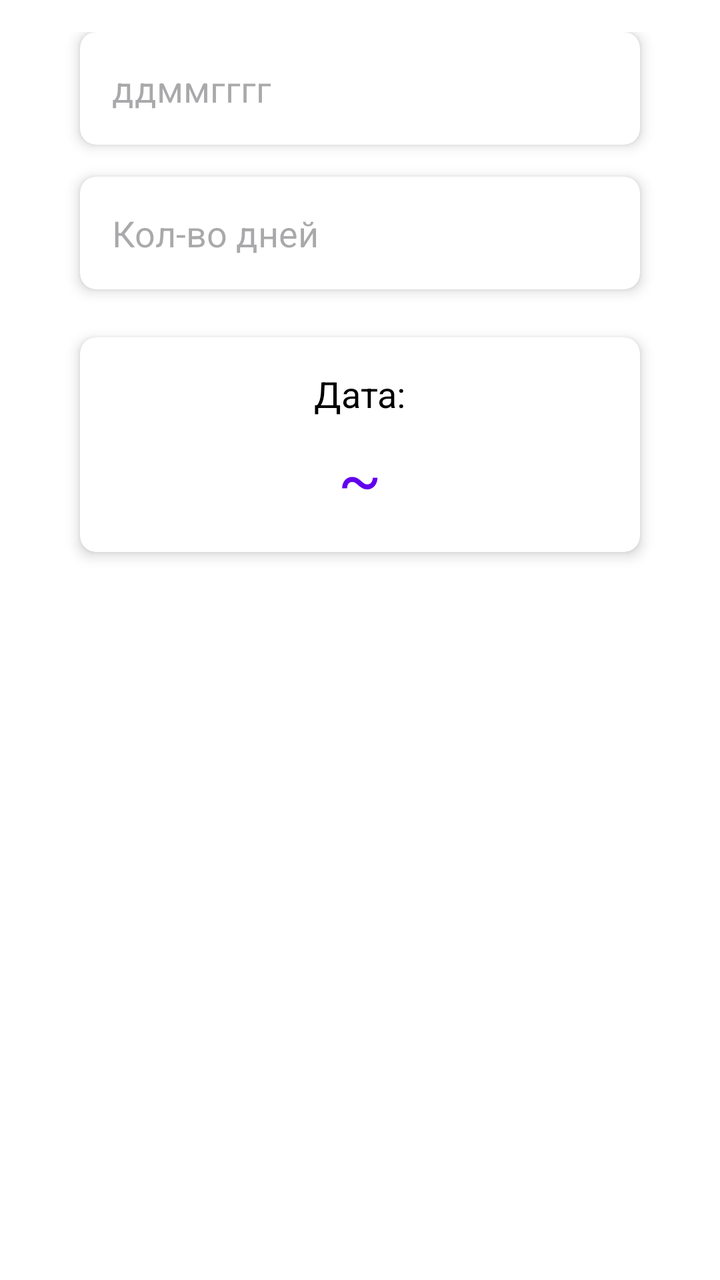
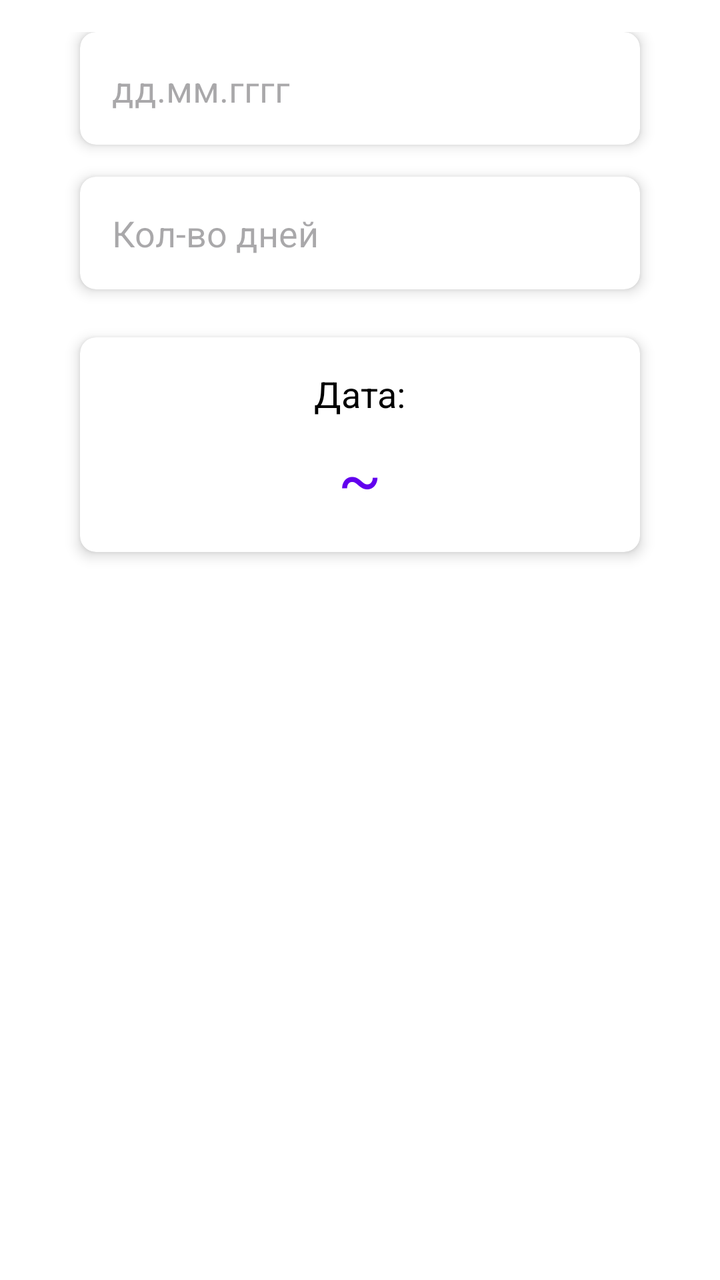

The first picture is an Android layout as it rendered before a commit; the second is the same layout after the commit. The layout source and the unified diff follow.
<!-- AndroidManifest.xml: application theme Theme.Dategap -->
<!-- res/layout/fragment_calc_date.xml -->
<?xml version="1.0" encoding="utf-8"?>
<androidx.constraintlayout.widget.ConstraintLayout xmlns:android="http://schemas.android.com/apk/res/android"
    android:layout_width="match_parent"
    android:layout_height="match_parent"
    xmlns:app="http://schemas.android.com/apk/res-auto">

    <LinearLayout
        android:id="@+id/linearLayout"
        android:layout_width="match_parent"
        android:layout_height="match_parent"
        android:background="@color/white"
        android:orientation="vertical"
        android:padding="16dp"
        android:visibility="visible">

        <androidx.cardview.widget.CardView
            app:cardBackgroundColor="@color/white"
            app:cardCornerRadius="8dp"
            app:cardElevation="4dp"
            android:layout_width="match_parent"
            android:layout_height="wrap_content"
            android:layout_marginStart="24dp"
            android:layout_marginEnd="24dp"
            android:layout_marginBottom="16dp">

            <LinearLayout
                android:layout_width="match_parent"
                android:layout_height="wrap_content"
                android:orientation="horizontal"
                android:padding="16dp">

                <EditText
                    android:id="@+id/edit_base_date"
                    android:layout_width="0dp"
                    android:layout_height="wrap_content"
                    android:layout_weight="1"
                    android:background="@null"
                    android:backgroundTint="@color/purple_500"
                    android:hint="ддммгггг"
                    android:inputType="number"
                    android:textSize="18sp" />
            </LinearLayout>
        </androidx.cardview.widget.CardView>

        <androidx.cardview.widget.CardView
            app:cardBackgroundColor="@color/white"
            app:cardCornerRadius="8dp"
            app:cardElevation="4dp"
            android:layout_width="match_parent"
            android:layout_height="wrap_content"
            android:layout_marginStart="24dp"
            android:layout_marginEnd="24dp"
            android:layout_marginBottom="24dp">

            <LinearLayout
                android:layout_width="match_parent"
                android:layout_height="wrap_content"
                android:orientation="horizontal"
                android:padding="16dp">

                <EditText
                    android:id="@+id/edit_count_day"
                    android:layout_width="0dp"
                    android:layout_height="wrap_content"
                    android:layout_weight="1"
                    android:background="@null"
                    android:backgroundTint="@color/purple_500"
                    android:hint="Кол-во дней"
                    android:inputType="number"
                    android:textSize="18sp" />
            </LinearLayout>
        </androidx.cardview.widget.CardView>

        <androidx.cardview.widget.CardView
            app:cardBackgroundColor="@color/white"
            app:cardCornerRadius="8dp"
            app:cardElevation="4dp"
            android:layout_width="match_parent"
            android:layout_height="wrap_content"
            android:layout_marginStart="24dp"
            android:layout_marginEnd="24dp"
            android:layout_marginBottom="24dp">

            <LinearLayout
                android:layout_width="match_parent"
                android:layout_height="wrap_content"
                android:gravity="center"
                android:orientation="vertical"
                android:padding="16dp">

                <TextView
                    android:id="@+id/text_calc_day"
                    android:layout_width="wrap_content"
                    android:layout_height="wrap_content"
                    android:layout_marginBottom="8dp"
                    android:text="Дата:"
                    android:textColor="@color/black"
                    android:textSize="18sp" />

                <TextView
                    android:id="@+id/calc_date"
                    android:layout_width="wrap_content"
                    android:layout_height="wrap_content"
                    android:text="~"
                    android:textColor="@color/purple_500"
                    android:textSize="32sp" />
            </LinearLayout>

        </androidx.cardview.widget.CardView>

    </LinearLayout>
</androidx.constraintlayout.widget.ConstraintLayout>
<!-- resources referenced by this layout -->
<resources>
  <color name="black">#FF000000</color>
  <color name="purple_500">#FF6200EE</color>
  <color name="white">#FFFFFFFF</color>
  <style name="Theme.Dategap" parent="android:Theme.Material.Light.NoActionBar" />
</resources>

<!-- the commit's change to res/layout/fragment_calc_date.xml (unified diff, before → after) -->
@@ -36,7 +36,7 @@
                     android:layout_weight="1"
                     android:background="@null"
                     android:backgroundTint="@color/purple_500"
-                    android:hint="ддммгггг"
+                    android:hint="дд.мм.гггг"
                     android:inputType="number"
                     android:textSize="18sp" />
             </LinearLayout>
